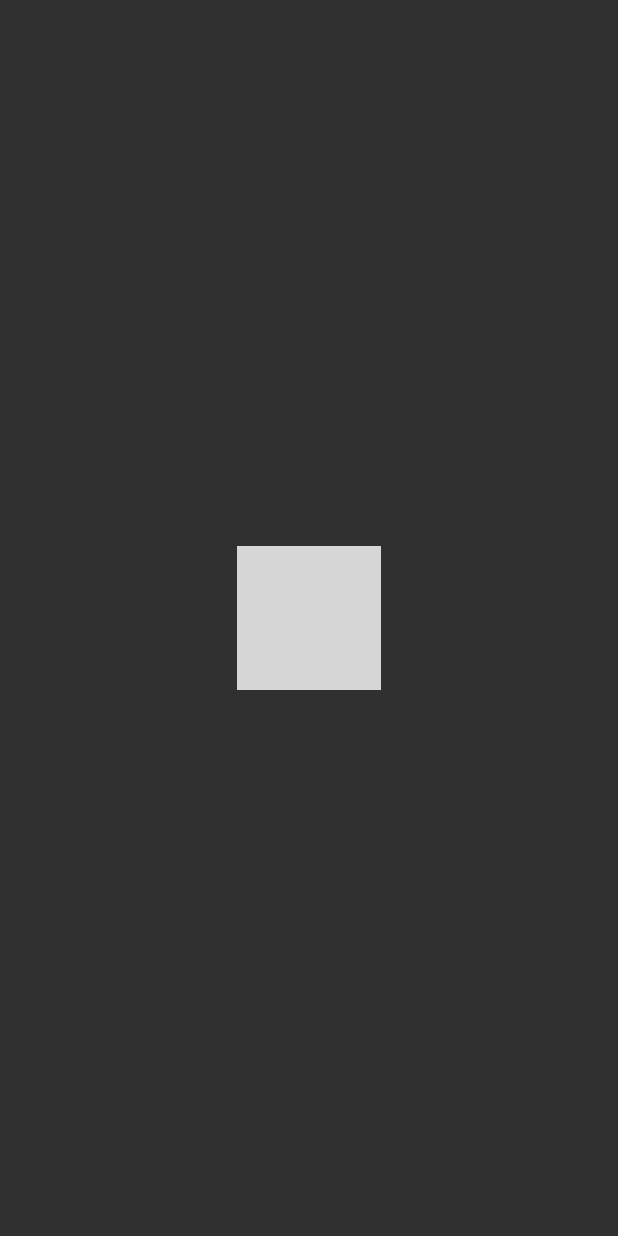
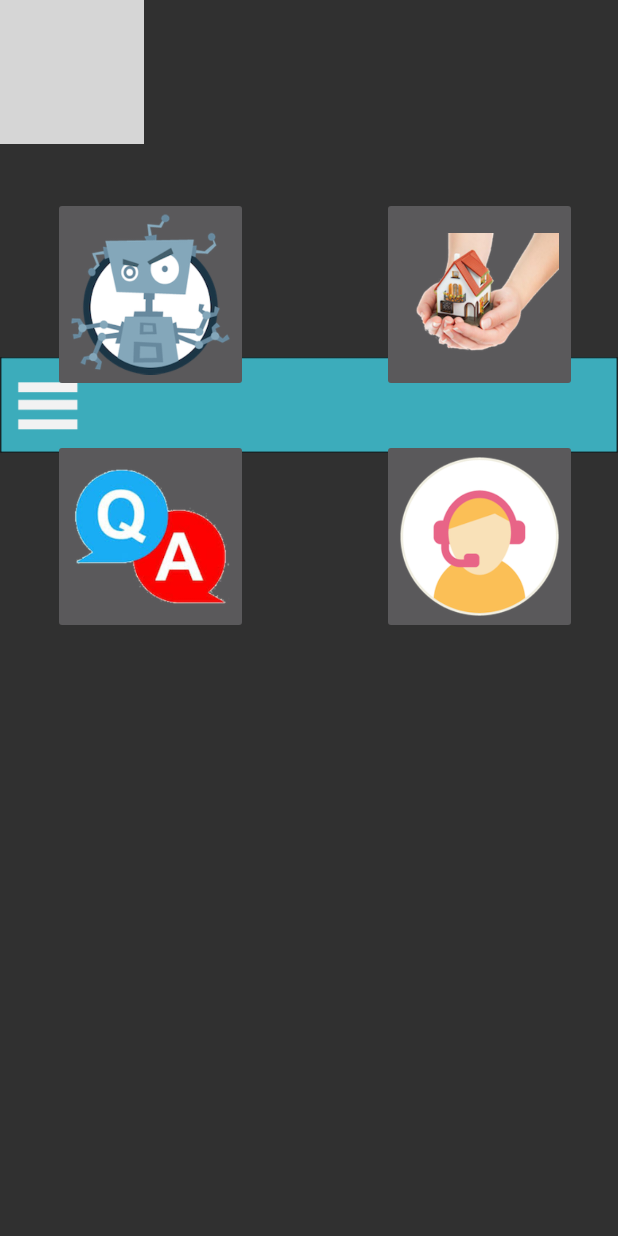
Before and after one commit to Nacujachu/GiBaIntartar, an Android app: the MainMenuActivity screen opened directly, with no data from a screen before it, on a phone screen of 412 x 824 dp. Run offline under Robolectric (Android 15) with nearby library versions, the phone set to English and light mode, and no system bars; grey boxes are pictures that could not be loaded.

Commit message:
Edit MainMenuActivity

```diff
--- a/FinBot/app/src/main/java/nthu/finbot/MainMenuActivity.java
+++ b/FinBot/app/src/main/java/nthu/finbot/MainMenuActivity.java
@@ -2,6 +2,7 @@ package nthu.finbot;
 
 import android.support.v7.app.AppCompatActivity;
 import android.os.Bundle;
+import android.view.View;
 
 public class MainMenuActivity extends AppCompatActivity {
 
@@ -10,4 +11,24 @@ public class MainMenuActivity extends AppCompatActivity {
         super.onCreate(savedInstanceState);
         setContentView(R.layout.activity_main_menu);
     }
+
+    public void pressBarButton(View v) {
+        System.out.println("Press Bar");
+    }
+
+    public void pressOpenBotButton(View v) {
+        System.out.println("Press OpenBot");
+    }
+
+    public void pressOpenPropertyButton(View v) {
+        System.out.println("Press OpenProperty");
+    }
+
+    public void pressOpenQAButton(View v) {
+        System.out.println("Press OpenQA");
+    }
+
+    public void pressOpenReservationButton(View v) {
+        System.out.println("Press OpenReservation");
+    }
 }
--- a/FinBot/app/src/main/res/layout/activity_main_menu.xml
+++ b/FinBot/app/src/main/res/layout/activity_main_menu.xml
@@ -7,10 +7,73 @@
     tools:context="nthu.finbot.MainMenuActivity">
 
     <ImageView
-        android:id="@+id/imageView"
+        android:id="@+id/MainMenuIV"
         android:layout_width="wrap_content"
         android:layout_height="wrap_content"
-        android:layout_centerHorizontal="true"
-        android:layout_centerVertical="true"
-        app:srcCompat="@drawable/background_main_menu" />
+        app:srcCompat="@drawable/background_main_menu"
+        android:layout_alignParentTop="true"
+        android:layout_alignParentStart="true" />
+
+    <ImageView
+        android:id="@+id/BarIV"
+        android:layout_width="wrap_content"
+        android:layout_height="wrap_content"
+        android:layout_alignParentBottom="true"
+        android:layout_alignParentStart="true"
+        android:layout_marginBottom="495dp"
+        app:srcCompat="@drawable/main_menu_bar" />
+
+    <Button
+        android:id="@+id/BarButton"
+        android:layout_width="70dp"
+        android:layout_height="70dp"
+        android:layout_alignParentStart="true"
+        android:layout_alignParentTop="true"
+        android:background="@android:color/transparent"
+        android:onClick="pressBarButton" />
+
+    <ImageButton
+        android:id="@+id/OpenBotButton"
+        android:layout_width="130dp"
+        android:layout_height="130dp"
+        android:layout_alignParentStart="true"
+        android:layout_below="@+id/BarButton"
+        android:layout_marginStart="35dp"
+        android:layout_marginTop="61dp"
+        android:onClick="pressOpenBotButton"
+        android:scaleType="fitCenter"
+        app:srcCompat="@drawable/main_menu_open_bot_button" />
+
+    <ImageButton
+        android:id="@+id/OpenPropertyButton"
+        android:layout_width="130dp"
+        android:layout_height="130dp"
+        android:layout_alignParentEnd="true"
+        android:layout_alignTop="@+id/OpenBotButton"
+        android:layout_marginEnd="27dp"
+        android:onClick="pressOpenPropertyButton"
+        android:scaleType="fitCenter"
+        app:srcCompat="@drawable/main_menu_open_property_button" />
+
+    <ImageButton
+        android:id="@+id/OpenQAButton"
+        android:layout_width="130dp"
+        android:layout_height="130dp"
+        android:layout_alignStart="@+id/OpenBotButton"
+        android:layout_below="@+id/OpenBotButton"
+        android:layout_marginTop="31dp"
+        android:onClick="pressOpenQAButton"
+        android:scaleType="fitCenter"
+        app:srcCompat="@drawable/main_menu_open_qa_button" />
+
+    <ImageButton
+        android:id="@+id/OpenReservationButton"
+        android:layout_width="130dp"
+        android:layout_height="130dp"
+        android:layout_alignStart="@+id/OpenPropertyButton"
+        android:layout_alignTop="@+id/OpenQAButton"
+        android:onClick="pressOpenReservationButton"
+        android:scaleType="fitCenter"
+        app:srcCompat="@drawable/main_menu_open_reservation_button" />
+
 </RelativeLayout>
```
Also changed, not shown: FinBot/app/src/main/res/drawable/main_menu_bar.png (added), FinBot/app/src/main/res/drawable/main_menu_open_bot_button.png (added), FinBot/app/src/main/res/drawable/main_menu_open_property_button.png (added), FinBot/app/src/main/res/drawable/main_menu_open_qa_button.png (added), FinBot/app/src/main/res/drawable/main_menu_open_reservation_button.png (added), 2 other files.
